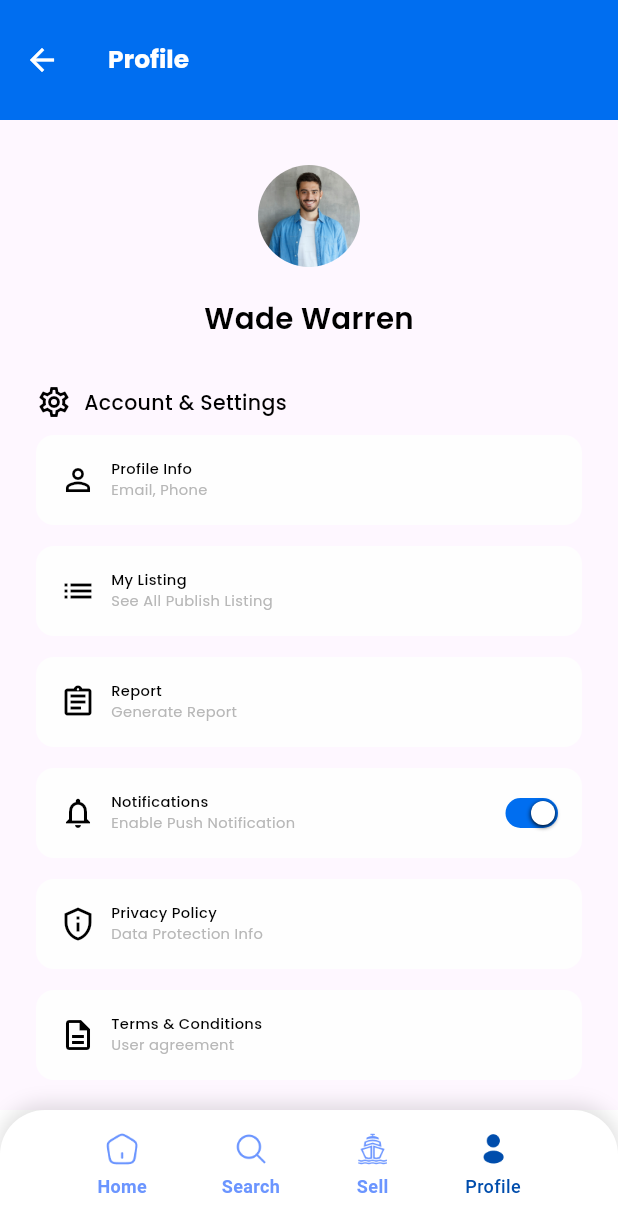
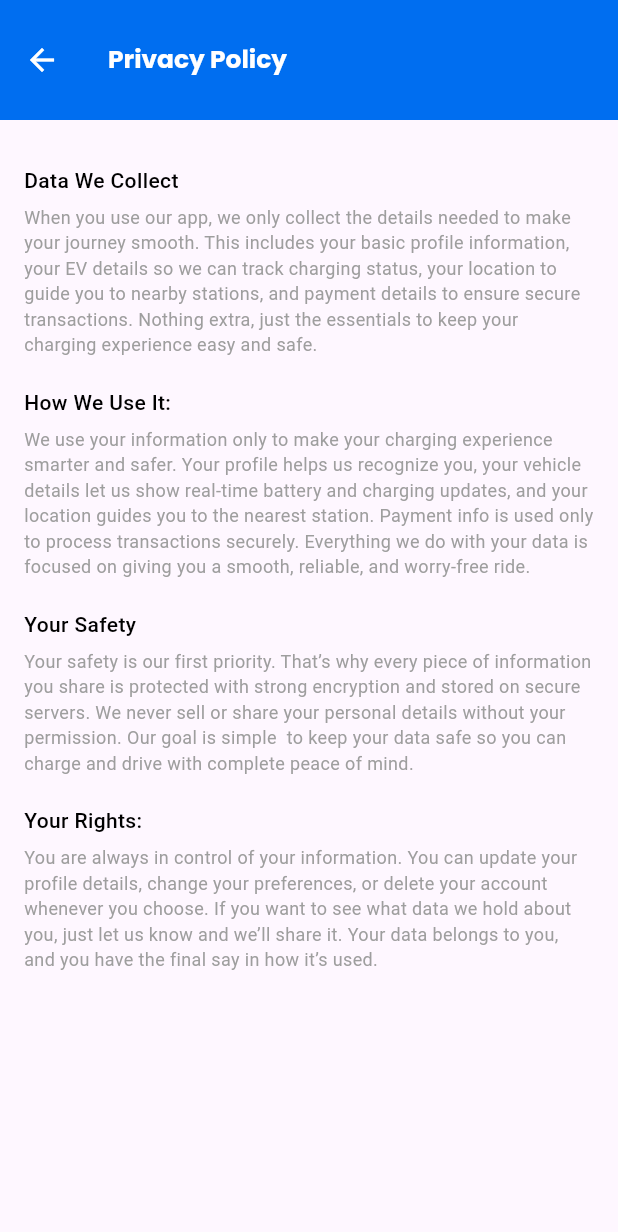
Before and after one commit to Dev-Ninjas-Backup/diaz1234567890, a Flutter app: the screen it shows after launch, item 4 of the bottom bar chosen, after a tap on "Privacy Policy", on a phone screen of 412 x 824 dp. Shown: the top 1232 px of the screen. Run offline on Flutter 3.47's test engine with Material 3 defaults, Android fonts, the phone set to English and light mode, and no system bars; our stand-ins replace flutter_easyloading, flutter_screenutil, get, google_fonts, image_picker.

Commit message:
Privacy policy done.

```diff
--- a/lib/features/profile/main/screen/profile_screen.dart
+++ b/lib/features/profile/main/screen/profile_screen.dart
@@ -93,7 +93,9 @@ class ProfileScreen extends StatelessWidget {
                   icon: Icons.privacy_tip_outlined,
                   title: 'Privacy Policy',
                   subtitle: 'Data Protection Info',
-                  onTap: () {},
+                  onTap: () {
+                    Get.toNamed('/privacyPolicyScreen');
+                  },
                 ),
                 SettingsButton(
                   icon: Icons.description_outlined,
--- /dev/null
+++ b/lib/features/profile/privacy_policy/screen/privacy_policy_screen.dart
@@ -0,0 +1,94 @@
+import 'package:diaz1234567890/core/common/widget/custom_app_bar.dart';
+import 'package:flutter/material.dart';
+
+class PrivacyPolicyScreen extends StatelessWidget {
+  const PrivacyPolicyScreen({super.key});
+
+  @override
+  Widget build(BuildContext context) {
+    return Scaffold(
+      appBar: CustomAppBar(title: 'Privacy Policy'),
+      body: SingleChildScrollView(
+        child: Padding(
+          padding: const EdgeInsets.fromLTRB(16, 30, 16, 30),
+          child: Column(
+            crossAxisAlignment: CrossAxisAlignment.start,
+            children: [
+              Text(
+                'Data We Collect',
+                style: TextStyle(
+                  fontSize: 14,
+                  fontWeight: FontWeight.w500,
+                  color: Colors.black,
+                ),
+              ),
+              SizedBox(height: 6),
+              Text(
+                "When you use our app, we only collect the details needed to make your journey smooth. This includes your basic profile information, your EV details so we can track charging status, your location to guide you to nearby stations, and payment details to ensure secure transactions. Nothing extra, just the essentials to keep your charging experience easy and safe.",
+                style: TextStyle(
+                  color: Colors.grey,
+                  fontWeight: FontWeight.w400,
+                  fontSize: 12,
+                ),
+              ),
+              SizedBox(height: 20),
+              Text(
+                'How We Use It:',
+                style: TextStyle(
+                  fontSize: 14,
+                  fontWeight: FontWeight.w500,
+                  color: Colors.black,
+                ),
+              ),
+              SizedBox(height: 6),
+              Text(
+                "We use your information only to make your charging experience smarter and safer. Your profile helps us recognize you, your vehicle details let us show real-time battery and charging updates, and your location guides you to the nearest station. Payment info is used only to process transactions securely. Everything we do with your data is focused on giving you a smooth, reliable, and worry-free ride.",
+                style: TextStyle(
+                  color: Colors.grey,
+                  fontWeight: FontWeight.w400,
+                  fontSize: 12,
+                ),
+              ),
+              SizedBox(height: 20),
+              Text(
+                'Your Safety',
+                style: TextStyle(
+                  fontSize: 14,
+                  fontWeight: FontWeight.w500,
+                  color: Colors.black,
+                ),
+              ),
+              SizedBox(height: 6),
+              Text(
+                "Your safety is our first priority. That’s why every piece of information you share is protected with strong encryption and stored on secure servers. We never sell or share your personal details without your permission. Our goal is simple  to keep your data safe so you can charge and drive with complete peace of mind.",
+                style: TextStyle(
+                  color: Colors.grey,
+                  fontWeight: FontWeight.w400,
+                  fontSize: 12,
+                ),
+              ),
+              SizedBox(height: 20),
+              Text(
+                'Your Rights:',
+                style: TextStyle(
+                  fontSize: 14,
+                  fontWeight: FontWeight.w500,
+                  color: Colors.black,
+                ),
+              ),
+              SizedBox(height: 6),
+              Text(
+                "You are always in control of your information. You can update your profile details, change your preferences, or delete your account whenever you choose. If you want to see what data we hold about you, just let us know and we’ll share it. Your data belongs to you, and you have the final say in how it’s used.",
+                style: TextStyle(
+                  color: Colors.grey,
+                  fontWeight: FontWeight.w400,
+                  fontSize: 12,
+                ),
+              ),
+            ],
+          ),
+        ),
+      ),
+    );
+  }
+}
--- a/lib/routes/app_routes.dart
+++ b/lib/routes/app_routes.dart
@@ -1,20 +1,24 @@
 import 'package:diaz1234567890/features/bottom_navbar/screen/bottom_navbar_screen.dart';
 import 'package:diaz1234567890/features/profile/edit_profile/screen/edit_profile_screen.dart';
 import 'package:diaz1234567890/features/profile/main/screen/profile_screen.dart';
+import 'package:diaz1234567890/features/profile/privacy_policy/screen/privacy_policy_screen.dart';
 import 'package:get/get.dart';
 
 class AppRoute {
   static String bottomNavBar = "/bottomNavBar";
   static String profileScreen = "/profileScreen";
   static String editProfileScreen = "/editProfileScreen";
+  static String privacyPolicyScreen = "/privacyPolicyScreen";
 
   static String getBottomNavBar() => bottomNavBar;
   static String getProfileScreen() => profileScreen;
   static String getEditProfileScreen() => editProfileScreen;
+  static String getPrivacyPolicyScreen() => privacyPolicyScreen;
 
   static List<GetPage> routes = [
     GetPage(name: bottomNavBar, page: () => BottomNavbarScreen()),
     GetPage(name: profileScreen, page: () => ProfileScreen()),
     GetPage(name: editProfileScreen, page: () => EditProfileScreen()),
+    GetPage(name: privacyPolicyScreen, page: () => PrivacyPolicyScreen()),
   ];
 }
```
Also changed, not shown: 3 other files.
